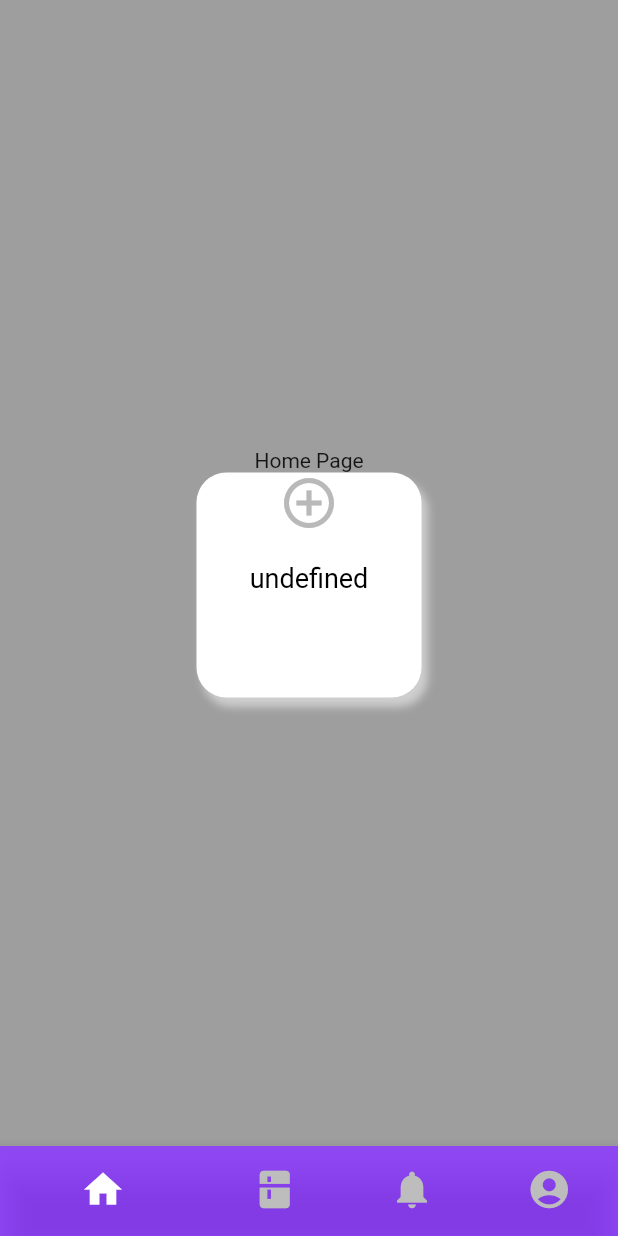
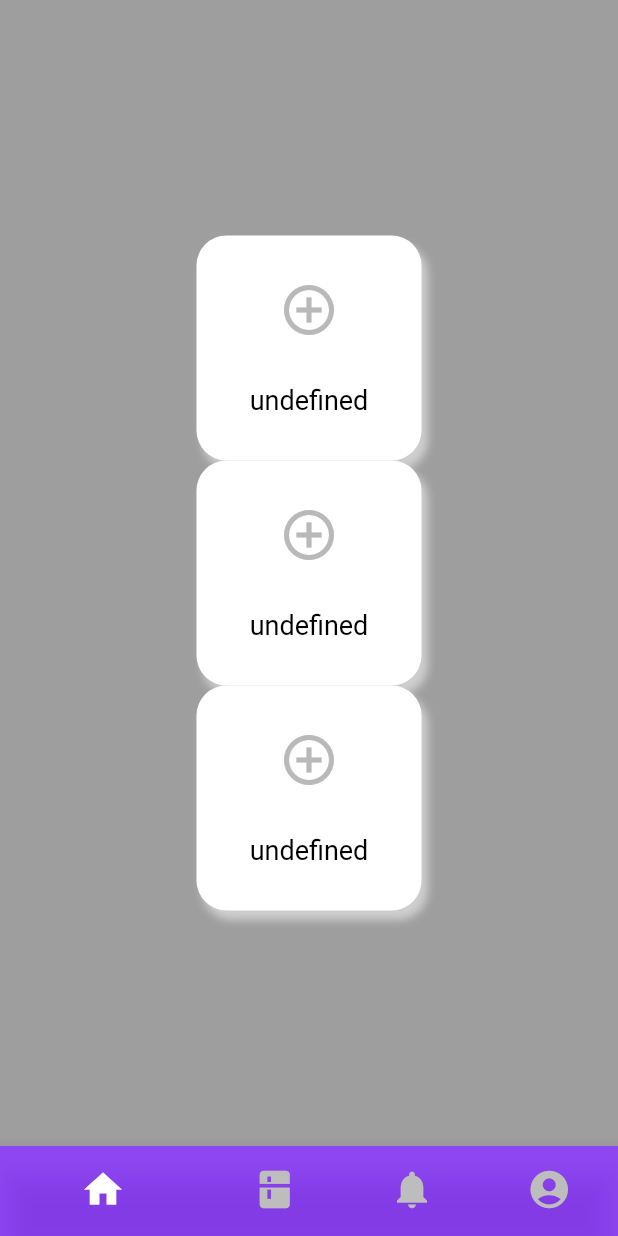
Before and after one commit to gabrielCaio/Kompress, a Flutter app: the screen it shows after launch, on a phone screen of 412 x 824 dp. Run offline on Flutter 3.47's test engine with Material 2 defaults, Android fonts, the phone set to English and light mode, and no system bars; our stand-ins replace google_fonts; Roboto replaces fonts that are missing (Domine); project files that could hold a hidden picture were left out.

Commit message:
feat: fixing tagCard and some minor adjustments

```diff
--- a/mobile/lib/app/components/tag_card.dart
+++ b/mobile/lib/app/components/tag_card.dart
@@ -16,7 +16,9 @@ class TagCard extends StatelessWidget {
 
   @override
   Widget build(BuildContext context) {
-    return Container(
+    return Padding(
+      padding: const EdgeInsets.symmetric(horizontal: 10),
+      child: Container(
         width: size,
         height: size,
         decoration: BoxDecoration(
@@ -30,16 +32,15 @@ class TagCard extends StatelessWidget {
           ],
           borderRadius: BorderRadius.circular(20),
         ),
-      child: Expanded(
-        child: Center(
         child: Column(
+          mainAxisAlignment: MainAxisAlignment.spaceEvenly,
           children: [
             Icon(
               TagIcons.addCircle,
               size: iconSize,
               color: CustomTheme.lightGrey,
             ),
-              const SizedBox(height: 20),
+            // const SizedBox(height: 20),
             Text(
               title,
               textAlign: TextAlign.center,
@@ -51,7 +52,6 @@ class TagCard extends StatelessWidget {
           ],
         ),
       ),
-      ),
     );
   }
 }
--- a/mobile/lib/app/pages/home_page.dart
+++ b/mobile/lib/app/pages/home_page.dart
@@ -21,7 +21,9 @@ class _HomePageState extends State<HomePage>
           child: Column(
             mainAxisAlignment: MainAxisAlignment.center,
             children: const [
-              Text("Home Page"),
+              // Text("Home Page"),
+              TagCard(),
+              TagCard(),
               TagCard(),
             ],
           ),
```
Lines whose indentation alone changed are shown as unchanged.
